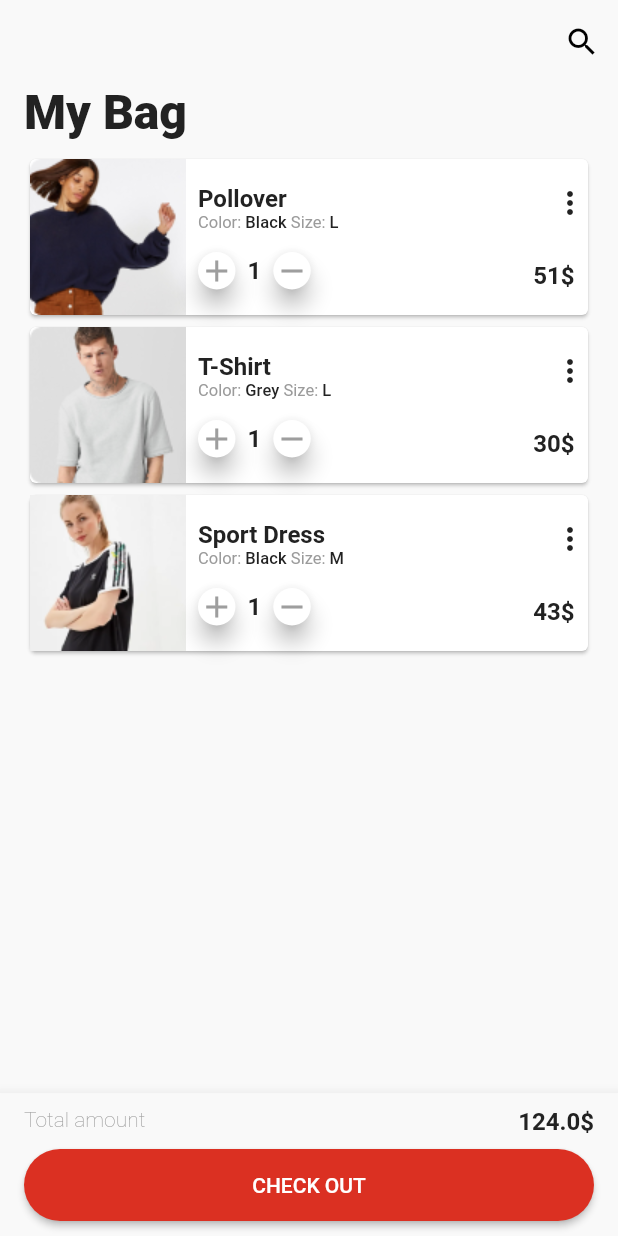
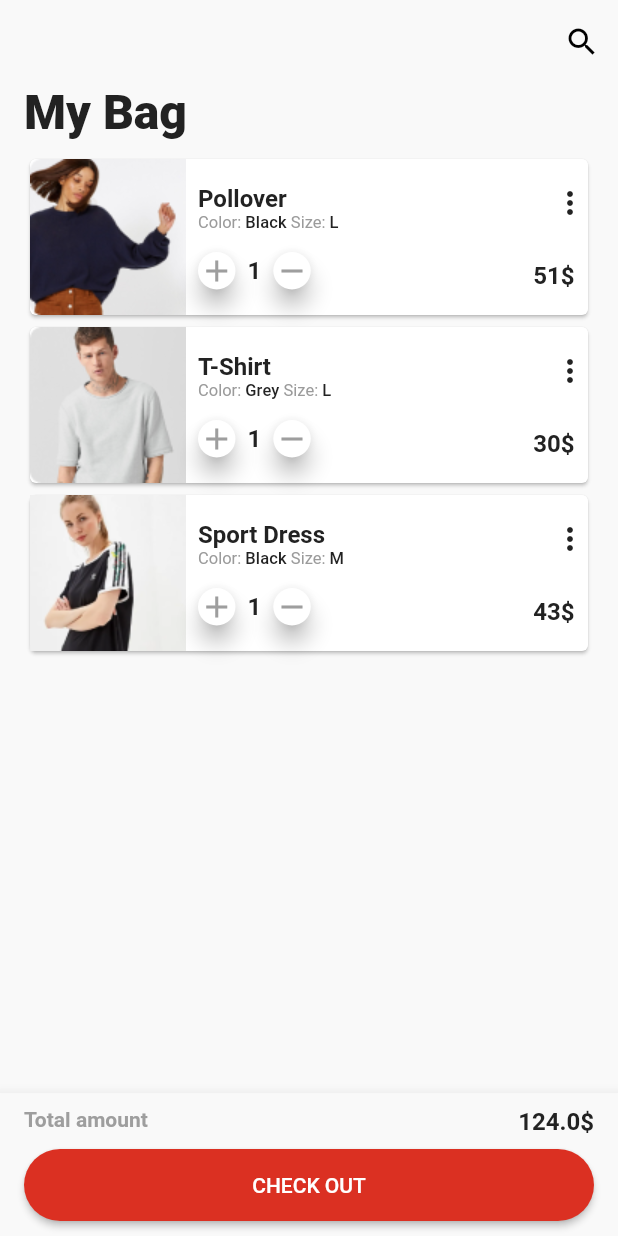
Before and after one commit to ShakibulDeveloper/assignment-9, a Flutter app: the screen it shows after launch, on a phone screen of 412 x 824 dp. Run offline on Flutter 3.47's test engine with Material 2 defaults, Android fonts, the phone set to English and light mode, and no system bars; our stand-ins replace sizer.

Commit message:
assignment009

```diff
--- a/lib/main.dart
+++ b/lib/main.dart
@@ -239,7 +239,7 @@ class HomeScreenUI extends State<HomeScreenState>{
                 left: 16,
                 top: 9,
                 child: Text("Total amount", style:
-                TextStyle(fontSize: 14, color: Colors.grey, fontWeight: FontWeight.w100),)
+                TextStyle(fontSize: 14, color: Colors.grey),)
             ),
             Positioned(
                 right: 16,
```
